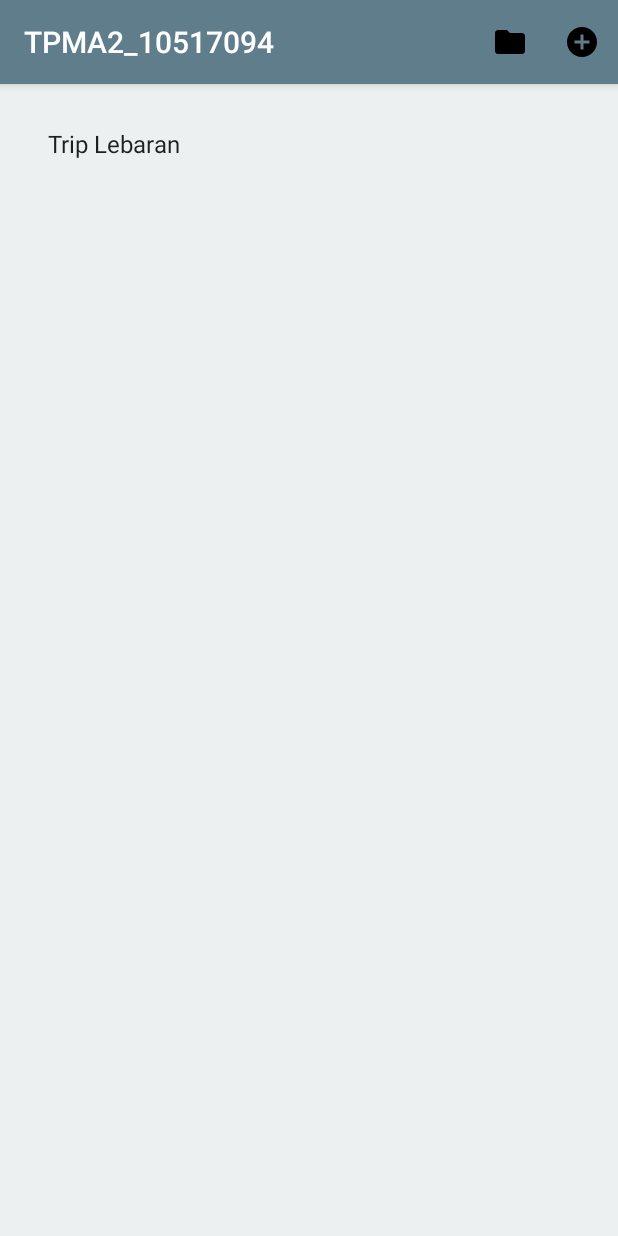
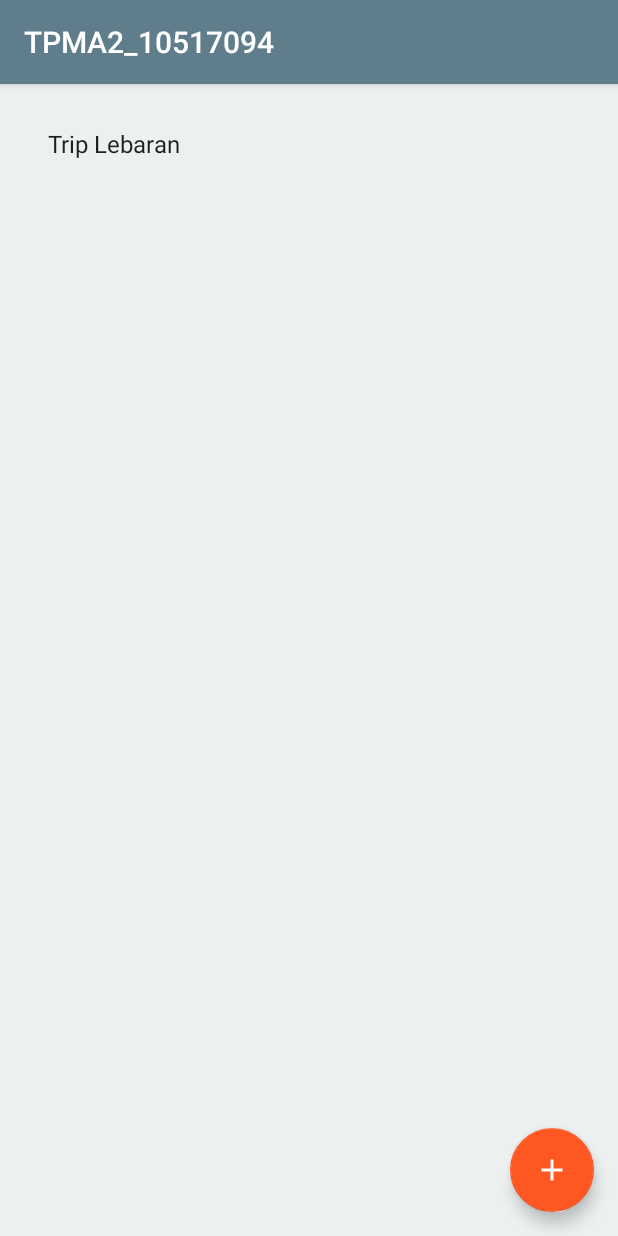
Before and after one commit to alvimuh/MyTravelTrip, an Android app: the screen it shows after launch (MainActivity), on a phone screen of 412 x 824 dp. Run offline under Robolectric (Android 15) with nearby library versions, the phone set to English and light mode, and no system bars.

Commit message:
Floating button

```diff
--- a/app/build.gradle
+++ b/app/build.gradle
@@ -5,7 +5,7 @@ android {
     buildToolsVersion "30.0.0"
 
     defaultConfig {
-        applicationId "com.example.crud"
+        applicationId "com.example.TPMA2_10517094"
         minSdkVersion 19
         targetSdkVersion 29
         versionCode 1
--- /dev/null
+++ b/app/src/main/res/drawable/ic_add_black_24dp.xml
@@ -0,0 +1,5 @@
+<vector android:height="24dp" android:tint="#FFFFFF"
+    android:viewportHeight="24.0" android:viewportWidth="24.0"
+    android:width="24dp" xmlns:android="http://schemas.android.com/apk/res/android">
+    <path android:fillColor="#FF000000" android:pathData="M19,13h-6v6h-2v-6H5v-2h6V5h2v6h6v2z"/>
+</vector>
--- a/app/src/main/res/layout/activity_main.xml
+++ b/app/src/main/res/layout/activity_main.xml
@@ -1,5 +1,13 @@
-<RelativeLayout xmlns:android="http://schemas.android.com/apk/res/android"
+<?xml version="1.0" encoding="utf-8"?>
+<androidx.coordinatorlayout.widget.CoordinatorLayout xmlns:android="http://schemas.android.com/apk/res/android"
+    xmlns:app="http://schemas.android.com/apk/res-auto"
     xmlns:tools="http://schemas.android.com/tools"
+    android:layout_width="match_parent"
+    android:layout_height="match_parent"
+    tools:context=".MainActivity">
+
+
+    <RelativeLayout
         android:layout_width="match_parent"
         android:layout_height="match_parent"
         android:paddingBottom="@dimen/activity_vertical_margin"
@@ -8,11 +16,23 @@
         android:paddingTop="@dimen/activity_vertical_margin"
         android:background="#ecf0f1"
         tools:context=".MainActivity" >
+
         <ListView
             android:id="@+id/listView1"
             android:layout_width="match_parent"
             android:layout_height="wrap_content"
-        android:layout_alignParentLeft="true"
-        android:layout_alignParentStart="true">
-    </ListView>
+            android:layout_alignParentStart="true"></ListView>
+
+
     </RelativeLayout>
+
+    <com.google.android.material.floatingactionbutton.FloatingActionButton
+        android:id="@+id/fab"
+        android:layout_width="wrap_content"
+        android:layout_height="wrap_content"
+        android:layout_gravity="bottom|end"
+        android:layout_margin="@dimen/fab_margin"
+        android:onClick="intentCreate"
+        android:src="@drawable/ic_add_black_24dp" />
+
+</androidx.coordinatorlayout.widget.CoordinatorLayout>
```
Also changed, not shown: app/src/main/java/com/example/TPMA2_10517094/MainActivity.java (+4 -20 lines), app/src/main/res/layout/activity_detail_trip.xml (+0 -13 lines). Lines whose indentation alone changed are shown as unchanged.
